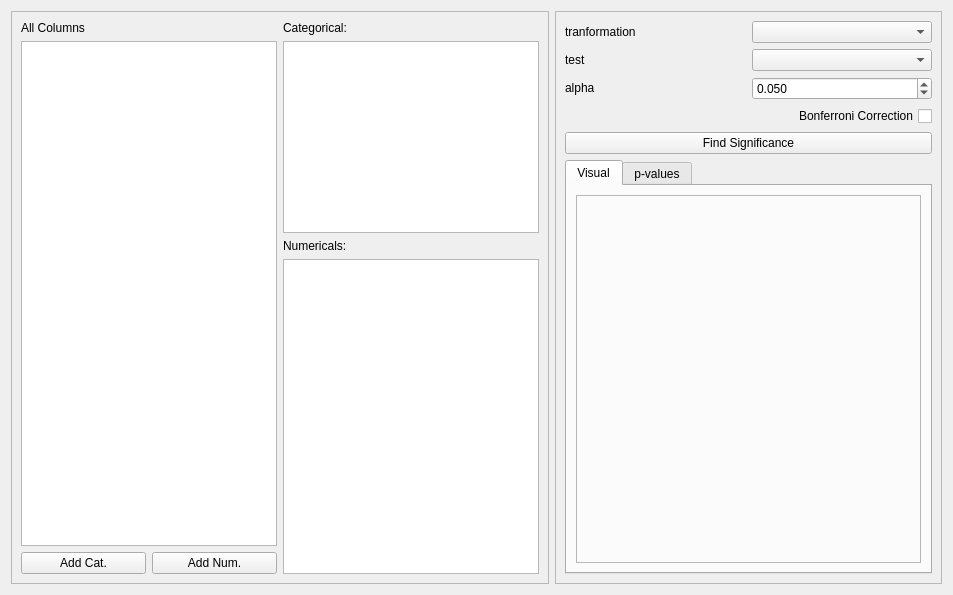
kushalkolar/BehaviourAnalysis, file DataViewerModule/Tools/pairwise_categorical.ui: the form before one commit.
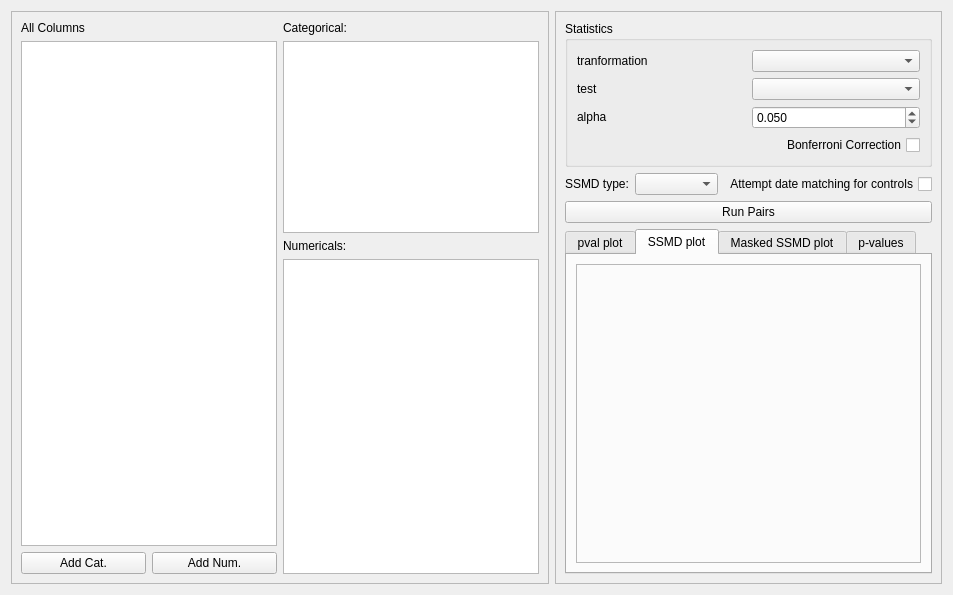
The form after the commit. The open tabs and pages were chosen to show the change.

```diff
--- a/DataViewerModule/Tools/pairwise_categorical.ui
+++ b/DataViewerModule/Tools/pairwise_categorical.ui
@@ -143,38 +143,19 @@
      </property>
      <layout class="QGridLayout" name="gridLayout_2">
       <item row="0" column="0">
-       <layout class="QVBoxLayout" name="verticalLayout_5">
-        <item>
+       <widget class="QGroupBox" name="groupBox">
+        <property name="title">
+         <string>Statistics</string>
+        </property>
+        <layout class="QGridLayout" name="gridLayout_6">
+         <item row="0" column="0">
          <widget class="QLabel" name="label_4">
           <property name="text">
            <string>tranformation</string>
           </property>
          </widget>
         </item>
-        <item>
-         <widget class="QLabel" name="label_5">
-          <property name="text">
-           <string>test</string>
-          </property>
-         </widget>
-        </item>
-        <item>
-         <widget class="QLabel" name="label_6">
-          <property name="text">
-           <string>alpha</string>
-          </property>
-         </widget>
-        </item>
-        <item>
-         <widget class="QLabel" name="label">
-          <property name="text">
-           <string/>
-          </property>
-         </widget>
-        </item>
-       </layout>
-      </item>
-      <item row="0" column="1">
+         <item row="0" column="1" rowspan="4">
        <layout class="QVBoxLayout" name="verticalLayout_4">
         <item>
          <widget class="QComboBox" name="comboBoxTransformations"/>
@@ -210,14 +191,68 @@
         </item>
        </layout>
       </item>
-      <item row="2" column="0" colspan="2">
+         <item row="1" column="0">
+          <widget class="QLabel" name="label_5">
+           <property name="text">
+            <string>test</string>
+           </property>
+          </widget>
+         </item>
+         <item row="2" column="0">
+          <widget class="QLabel" name="label_6">
+           <property name="text">
+            <string>alpha</string>
+           </property>
+          </widget>
+         </item>
+         <item row="3" column="0">
+          <widget class="QLabel" name="label">
+           <property name="text">
+            <string/>
+           </property>
+          </widget>
+         </item>
+        </layout>
+       </widget>
+      </item>
+      <item row="1" column="0">
+       <layout class="QHBoxLayout" name="horizontalLayout">
+        <item>
+         <widget class="QLabel" name="label_7">
+          <property name="sizePolicy">
+           <sizepolicy hsizetype="Fixed" vsizetype="Preferred">
+            <horstretch>0</horstretch>
+            <verstretch>0</verstretch>
+           </sizepolicy>
+          </property>
+          <property name="text">
+           <string>SSMD type:</string>
+          </property>
+         </widget>
+        </item>
+        <item>
+         <widget class="QComboBox" name="comboBox"/>
+        </item>
+        <item>
+         <widget class="QCheckBox" name="checkBox">
+          <property name="layoutDirection">
+           <enum>Qt::RightToLeft</enum>
+          </property>
+          <property name="text">
+           <string>Attempt date matching for controls</string>
+          </property>
+         </widget>
+        </item>
+       </layout>
+      </item>
+      <item row="3" column="0">
        <widget class="QTabWidget" name="tabWidget">
         <property name="currentIndex">
          <number>0</number>
         </property>
         <widget class="QWidget" name="tab">
          <attribute name="title">
-          <string>Visual</string>
+          <string>pval plot</string>
          </attribute>
          <layout class="QGridLayout" name="gridLayout_5">
           <item row="0" column="0">
@@ -232,6 +267,40 @@
           </item>
          </layout>
         </widget>
+        <widget class="QWidget" name="tab_3">
+         <attribute name="title">
+          <string>SSMD plot</string>
+         </attribute>
+         <layout class="QGridLayout" name="gridLayout_7">
+          <item row="0" column="0">
+           <widget class="QFrame" name="frameSSMDPlotWidget">
+            <property name="frameShape">
+             <enum>QFrame::StyledPanel</enum>
+            </property>
+            <property name="frameShadow">
+             <enum>QFrame::Raised</enum>
+            </property>
+           </widget>
+          </item>
+         </layout>
+        </widget>
+        <widget class="QWidget" name="tab_4">
+         <attribute name="title">
+          <string>Masked SSMD plot</string>
+         </attribute>
+         <layout class="QGridLayout" name="gridLayout_8">
+          <item row="0" column="0">
+           <widget class="QFrame" name="frame_4">
+            <property name="frameShape">
+             <enum>QFrame::StyledPanel</enum>
+            </property>
+            <property name="frameShadow">
+             <enum>QFrame::Raised</enum>
+            </property>
+           </widget>
+          </item>
+         </layout>
+        </widget>
         <widget class="QWidget" name="tab_2">
          <attribute name="title">
           <string>p-values</string>
@@ -244,10 +313,10 @@
         </widget>
        </widget>
       </item>
-      <item row="1" column="0" colspan="2">
-       <widget class="QPushButton" name="pushButtonFindSignificance">
+      <item row="2" column="0">
+       <widget class="QPushButton" name="pushButtonRunPairs">
         <property name="text">
-         <string>Find Significance</string>
+         <string>Run Pairs</string>
         </property>
        </widget>
       </item>
```
Lines whose indentation alone changed are shown as unchanged.
